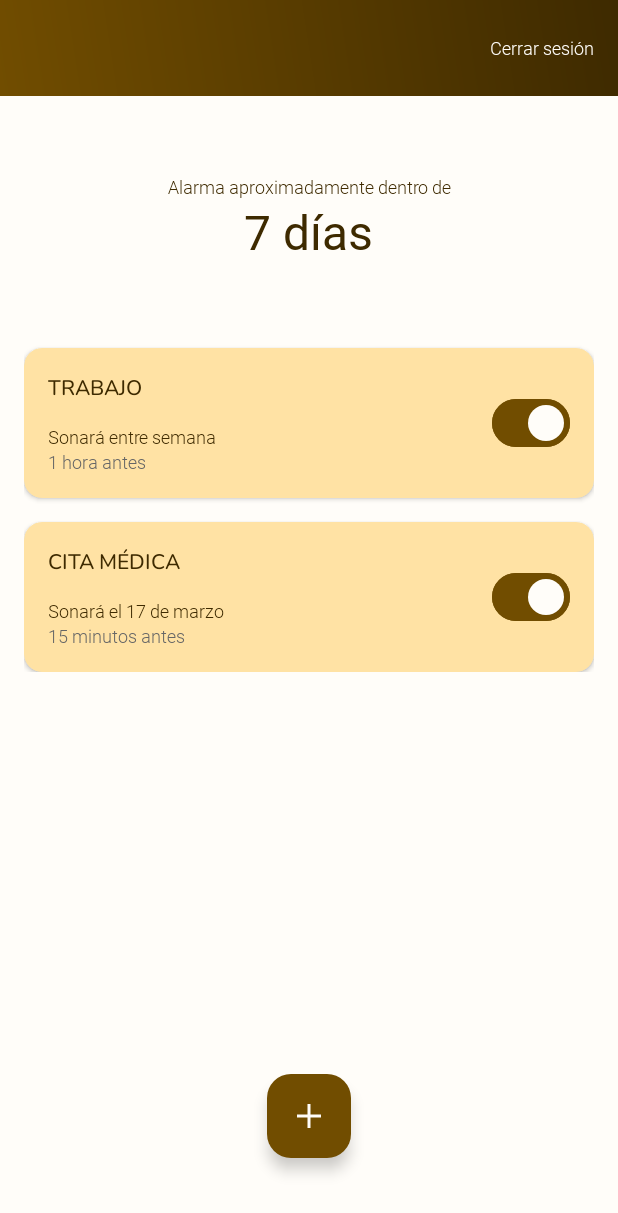
After one commit to Molvilada/MISW4302-2024-11-EQUIPO10-DepartTime-Mobile, an Android app: the AlarmsListActivity screen opened directly, with no data from a screen before it, on a phone screen of 412 x 824 dp. The commit adds this screen. Shown: the top 1213 px of the screen. Run offline under Robolectric (Android 15) with nearby library versions, the phone set to English and light mode, and no system bars.

Commit message:
:sparkles: alarms list

```diff
--- /dev/null
+++ b/app/src/main/java/com/misoux/departtime/AlarmsListActivity.kt
@@ -0,0 +1,18 @@
+package com.misoux.departtime
+
+import androidx.appcompat.app.AppCompatActivity
+import android.os.Bundle
+
+class AlarmsListActivity : AppCompatActivity() {
+    override fun onCreate(savedInstanceState: Bundle?) {
+        super.onCreate(savedInstanceState)
+        setContentView(R.layout.activity_alarms_list)
+
+        if (savedInstanceState == null) {
+            val toolbarFragment = ToolbarFragment()
+            supportFragmentManager.beginTransaction()
+                .add(R.id.toolbar_fragment_container, toolbarFragment)
+                .commit()
+        }
+    }
+}
--- a/app/src/main/java/com/misoux/departtime/MainActivity.kt
+++ b/app/src/main/java/com/misoux/departtime/MainActivity.kt
@@ -2,10 +2,24 @@ package com.misoux.departtime
 
 import androidx.appcompat.app.AppCompatActivity
 import android.os.Bundle
+import android.widget.Button
+import android.content.Intent
+
 
 class MainActivity : AppCompatActivity() {
     override fun onCreate(savedInstanceState: Bundle?) {
         super.onCreate(savedInstanceState)
         setContentView(R.layout.activity_main)
+
+        // Encuentra el botón por su ID
+        val botonIniciarSesion = findViewById<Button>(R.id.login_button)
+
+        // Establece un listener para manejar el evento de clic
+        botonIniciarSesion.setOnClickListener {
+            // Crea un Intent para abrir la NuevaActivity
+            val intent = Intent(this, AlarmsListActivity::class.java)
+            // Inicia la actividad
+            startActivity(intent)
+        }
     }
 }
--- /dev/null
+++ b/app/src/main/java/com/misoux/departtime/ToolbarFragment.kt
@@ -0,0 +1,40 @@
+package com.misoux.departtime
+
+import android.content.Intent
+import android.os.Bundle
+import androidx.fragment.app.Fragment
+import android.view.LayoutInflater
+import android.view.View
+import android.view.ViewGroup
+import android.widget.Button
+import android.widget.TextView
+
+class ToolbarFragment : Fragment() {
+
+    override fun onCreateView(
+        inflater: LayoutInflater, container: ViewGroup?,
+        savedInstanceState: Bundle?
+    ): View? {
+        // Inflate the layout for this fragment
+        return inflater.inflate(R.layout.fragment_toolbar, container, false)
+    }
+
+    override fun onViewCreated(view: View, savedInstanceState: Bundle?) {
+        super.onViewCreated(view, savedInstanceState)
+
+        // Encuentra el botón de cerrar sesión y establece un ClickListener
+        view.findViewById<TextView>(R.id.tvCerrarSesion).setOnClickListener {
+            logout()
+        }
+    }
+
+    private fun logout() {
+        // Aquí puedes agregar la lógica para limpiar cualquier dato de sesión o preferencias
+        // ...
+
+        // Inicia MainActivity y limpia la pila de backstack para que el usuario no pueda volver a esta actividad
+        val intent = Intent(activity, MainActivity::class.java)
+        intent.flags = Intent.FLAG_ACTIVITY_NEW_TASK or Intent.FLAG_ACTIVITY_CLEAR_TASK
+        startActivity(intent)
+    }
+}
--- /dev/null
+++ b/app/src/main/res/color/selector_switch_decoration_track.xml
@@ -0,0 +1,5 @@
+<?xml version="1.0" encoding="utf-8"?>
+<selector xmlns:android="http://schemas.android.com/apk/res/android">
+    <item android:color="@color/primary" android:state_checked="true"/>
+    <item android:color="@color/onPrimaryContainer"/>
+</selector>
--- /dev/null
+++ b/app/src/main/res/color/selector_switch_thumb.xml
@@ -0,0 +1,5 @@
+<?xml version="1.0" encoding="utf-8"?>
+<selector xmlns:android="http://schemas.android.com/apk/res/android">
+    <item android:color="@color/onPrimary" android:state_checked="true"/>
+    <item android:color="@color/onPrimaryContainer"/>
+</selector>
--- /dev/null
+++ b/app/src/main/res/color/selector_switch_track.xml
@@ -0,0 +1,5 @@
+<?xml version="1.0" encoding="utf-8"?>
+<selector xmlns:android="http://schemas.android.com/apk/res/android">
+    <item android:color="@color/primary" android:state_checked="true"/>
+    <item android:color="@color/surfaceContainerHighest"/>
+</selector>
--- /dev/null
+++ b/app/src/main/res/drawable/degrade.xml
@@ -0,0 +1,9 @@
+<?xml version="1.0" encoding="utf-8"?>
+<shape xmlns:android="http://schemas.android.com/apk/res/android">
+    <gradient
+        android:startColor="@color/primary"
+        android:endColor="@color/onPrimaryContainer"
+        android:angle="45"
+        android:type="linear" />
+
+</shape>
--- /dev/null
+++ b/app/src/main/res/drawable/plus_icon.xml
@@ -0,0 +1,9 @@
+<vector xmlns:android="http://schemas.android.com/apk/res/android"
+    android:width="24dp"
+    android:height="24dp"
+    android:viewportWidth="24"
+    android:viewportHeight="24">
+  <path
+      android:pathData="M20,13H13V20H11V13H4V11H11V4H13V11H20V13Z"
+      android:fillColor="#FFFDF9"/>
+</vector>
--- /dev/null
+++ b/app/src/main/res/layout/activity_alarms_list.xml
@@ -0,0 +1,196 @@
+<?xml version="1.0" encoding="utf-8"?>
+<androidx.constraintlayout.widget.ConstraintLayout xmlns:android="http://schemas.android.com/apk/res/android"
+    xmlns:app="http://schemas.android.com/apk/res-auto"
+    xmlns:tools="http://schemas.android.com/tools"
+    android:layout_width="match_parent"
+    android:layout_height="match_parent"
+    tools:context=".AlarmsListActivity"
+    android:backgroundTint="@color/onPrimary"
+    android:background="@color/onPrimary">
+
+    <FrameLayout
+        android:id="@+id/toolbar_fragment_container"
+        android:layout_width="match_parent"
+        android:layout_height="wrap_content"
+        app:layout_constraintTop_toTopOf="parent"
+        android:maxHeight="64dp">
+    </FrameLayout>
+    <!-- Contador de días -->
+    <LinearLayout
+        android:layout_width="match_parent"
+        android:layout_height="wrap_content"
+        android:orientation="vertical"
+        android:paddingHorizontal="16dp"
+        app:layout_constraintTop_toBottomOf="@id/toolbar_fragment_container"
+        android:layout_marginTop="52dp"
+        >
+    <TextView
+        android:id="@+id/will_sound"
+        android:layout_width="wrap_content"
+        android:layout_height="wrap_content"
+        style="@style/BodySmall"
+        android:gravity="center"
+        android:text="Alarma aproximadamente dentro de"
+        android:layout_gravity="center_horizontal"/>
+    <TextView
+        android:id="@+id/count_down"
+        android:layout_width="wrap_content"
+        android:layout_height="wrap_content"
+        android:textSize="32sp"
+        style="@style/LabelLarge"
+        app:layout_constraintTop_toBottomOf="@id/will_sound"
+        app:layout_constraintStart_toStartOf="parent"
+        app:layout_constraintEnd_toEndOf="parent"
+        android:gravity="center"
+        android:text="7 días"
+        android:layout_gravity="center_horizontal"
+        />
+
+    <!-- Detalles de la alarma -->
+    <androidx.cardview.widget.CardView
+        android:id="@+id/card_alarm_2"
+        android:layout_width="match_parent"
+        android:layout_height="wrap_content"
+        android:layout_marginTop="56dp"
+        app:cardCornerRadius="12dp"
+        app:layout_constraintTop_toBottomOf="@id/count_down"
+        app:layout_constraintStart_toStartOf="parent"
+        app:layout_constraintEnd_toEndOf="parent"
+        android:backgroundTint="@color/surface"
+        android:paddingHorizontal="20dp"
+        android:paddingTop="11dp"
+        android:paddingBottom="14dp"
+        >
+
+        <LinearLayout
+            android:layout_width="match_parent"
+            android:layout_height="wrap_content"
+            android:orientation="horizontal"
+            android:padding="16dp">
+
+            <LinearLayout
+                android:layout_width="0dp"
+                android:layout_weight="1"
+                android:layout_height="wrap_content"
+                android:orientation="vertical">
+                <TextView
+                    android:layout_width="match_parent"
+                    android:layout_height="wrap_content"
+                    style="@style/HeadlineAlarm"
+                    android:text="TRABAJO" />
+
+                <TextView
+                    android:layout_width="match_parent"
+                    android:layout_height="wrap_content"
+                    android:text="Sonará entre semana"
+                    android:paddingTop="14dp"
+                    style="@style/BodySmall"/>
+                <TextView
+                    android:layout_width="match_parent"
+                    android:layout_height="wrap_content"
+                    android:text="1 hora antes"
+                    style="@style/BodySmall"
+                    android:textColor="@color/gray"/>
+            </LinearLayout>
+            <LinearLayout
+                android:layout_width="wrap_content"
+                android:layout_height="wrap_content"
+                android:orientation="vertical"
+                android:layout_gravity="center">
+                <com.google.android.material.materialswitch.MaterialSwitch
+                    android:id="@+id/switch_alarm_2"
+                    android:layout_width="wrap_content"
+                    android:layout_height="wrap_content"
+                    app:switchMinWidth="52dp"
+                    android:checked="true"
+                    app:thumbTint="@color/selector_switch_thumb"
+                    app:trackTint="@color/selector_switch_track"
+                    app:trackDecorationTint="@color/selector_switch_decoration_track"/>
+            </LinearLayout>
+        </LinearLayout>
+    </androidx.cardview.widget.CardView>
+    <androidx.cardview.widget.CardView
+        android:id="@+id/card_alarm"
+        android:layout_width="match_parent"
+        android:layout_height="wrap_content"
+        android:layout_marginTop="16dp"
+        app:cardCornerRadius="12dp"
+        app:layout_constraintTop_toBottomOf="@id/count_down"
+        app:layout_constraintStart_toStartOf="parent"
+        app:layout_constraintEnd_toEndOf="parent"
+        android:backgroundTint="@color/surface"
+        android:paddingHorizontal="20dp"
+        android:paddingTop="11dp"
+        android:paddingBottom="14dp"
+        >
+
+        <LinearLayout
+            android:layout_width="match_parent"
+            android:layout_height="wrap_content"
+            android:orientation="horizontal"
+            android:padding="16dp">
+
+            <LinearLayout
+                android:layout_width="0dp"
+                android:layout_weight="1"
+                android:layout_height="wrap_content"
+                android:orientation="vertical">
+                <TextView
+                    android:layout_width="match_parent"
+                    android:layout_height="wrap_content"
+                    style="@style/HeadlineAlarm"
+                    android:text="CITA MÉDICA"
+                    android:textAppearance="@style/TextAppearance.AppCompat.Medium"/>
+
+                <TextView
+                    android:layout_width="match_parent"
+                    android:layout_height="wrap_content"
+                    android:text="Sonará el 17 de marzo"
+                    android:paddingTop="14dp"
+                    style="@style/BodySmall"/>
+                <TextView
+                    android:layout_width="match_parent"
+                    android:layout_height="wrap_content"
+                    android:text="15 minutos antes"
+                    style="@style/BodySmall"
+                    android:textColor="@color/gray"/>
+            </LinearLayout>
+            <LinearLayout
+                android:layout_width="wrap_content"
+                android:layout_height="wrap_content"
+                android:orientation="vertical"
+                android:layout_gravity="center">
+                <com.google.android.material.materialswitch.MaterialSwitch
+                    android:id="@+id/switch_alarm"
+                    android:layout_width="wrap_content"
+                    android:layout_height="wrap_content"
+                    app:switchMinWidth="52dp"
+                    android:checked="true"
+                    app:thumbTint="@color/selector_switch_thumb"
+                    app:trackTint="@color/selector_switch_track"
+                    app:trackDecorationTint="@color/selector_switch_decoration_track"/>
+            </LinearLayout>
+        </LinearLayout>
+    </androidx.cardview.widget.CardView>
+
+
+
+    </LinearLayout>
+    <!-- Botón para agregar nueva alarma -->
+    <com.google.android.material.floatingactionbutton.FloatingActionButton
+        android:id="@+id/add_alarm"
+        android:layout_width="wrap_content"
+        android:layout_height="wrap_content"
+        android:clickable="true"
+        android:focusable="true"
+        android:backgroundTint="@color/primary"
+        app:layout_constraintBottom_toBottomOf="parent"
+        app:layout_constraintStart_toStartOf="parent"
+        app:layout_constraintEnd_toEndOf="parent"
+        android:layout_marginBottom="52dp"
+        app:fabSize="normal"
+        app:srcCompat="@drawable/plus_icon"
+        app:tint="@null"
+        />
+
+</androidx.constraintlayout.widget.ConstraintLayout>
--- a/app/src/main/res/layout/activity_main.xml
+++ b/app/src/main/res/layout/activity_main.xml
@@ -3,7 +3,9 @@
     xmlns:app="http://schemas.android.com/apk/res-auto"
     xmlns:tools="http://schemas.android.com/tools"
     android:layout_width="match_parent"
-    android:layout_height="match_parent">
+    android:layout_height="match_parent"
+    android:backgroundTint="@color/onPrimary"
+    android:background="@color/onPrimary">
 
     <!-- Fondo superior (marrón) con logo y campos de texto -->
     <LinearLayout
@@ -33,7 +35,6 @@
             style="@style/HeadlineSmallDark"
             android:layout_width="wrap_content"
             android:layout_height="wrap_content"
-            android:layout_below="@id/logo_image"
             android:text="@string/login"
             android:textColor="@color/onPrimary"
             android:textSize="24sp"
@@ -45,7 +46,6 @@
             style="@style/CustomTextInputLayoutStyleDark"
             android:layout_width="match_parent"
             android:layout_height="wrap_content"
-            android:layout_below="@id/login_text"
             android:layout_marginTop="32dp"
             android:hint="@string/username_input">
 
@@ -62,7 +62,6 @@
             style="@style/CustomTextInputLayoutStyleDark"
             android:layout_width="match_parent"
             android:layout_height="wrap_content"
-            android:layout_below="@id/username_layout"
             android:layout_marginTop="20dp"
             android:hint="@string/password_input"
             app:endIconMode="password_toggle"
@@ -93,7 +92,7 @@
         app:layout_constraintTop_toBottomOf="@+id/brown_background">
 
         <!-- Botón de inicio de sesión -->
-        <Button
+        <com.google.android.material.button.MaterialButton
             android:id="@+id/login_button"
             style="@style/ButtonPrimary"
             android:layout_height="50dp"
--- /dev/null
+++ b/app/src/main/res/layout/fragment_toolbar.xml
@@ -0,0 +1,27 @@
+<?xml version="1.0" encoding="utf-8"?>
+<LinearLayout xmlns:android="http://schemas.android.com/apk/res/android"
+    xmlns:app="http://schemas.android.com/apk/res-auto"
+    android:layout_width="match_parent"
+    android:layout_height="match_parent"
+    android:orientation="vertical">
+
+    <androidx.appcompat.widget.Toolbar xmlns:android="http://schemas.android.com/apk/res/android"
+        android:id="@+id/toolbar"
+        android:layout_width="match_parent"
+        android:layout_height="64dp"
+        android:background="@drawable/degrade"
+        android:theme="@style/ThemeOverlay.AppCompat.ActionBar"
+        android:popupTheme="@style/ThemeOverlay.AppCompat.Light">
+        <TextView
+            android:id="@+id/tvCerrarSesion"
+            style="@style/BodySmall"
+            android:layout_width="wrap_content"
+            android:layout_height="match_parent"
+            android:layout_gravity="end"
+            android:gravity="center_vertical"
+            android:paddingEnd="16dp"
+            android:text="@string/logout_action"
+            android:textColor="@color/onPrimary"/>
+    </androidx.appcompat.widget.Toolbar>
+
+</LinearLayout>
--- a/app/src/main/res/values-night/themes.xml
+++ /dev/null
@@ -1,7 +0,0 @@
-<resources xmlns:tools="http://schemas.android.com/tools">
-    <!-- Base application theme. -->
-    <style name="Base.Theme.MyApplication" parent="Theme.Material3.DayNight.NoActionBar">
-        <!-- Customize your dark theme here. -->
-        <!-- <item name="colorPrimary">@color/my_dark_primary</item> -->
-    </style>
-</resources>
--- a/app/src/main/res/values/colors.xml
+++ b/app/src/main/res/values/colors.xml
@@ -4,4 +4,7 @@
     <color name="onPrimary">#FFFDF9</color>
     <color name="primary">#714D00</color>
     <color name="white">#FFFFFF</color>
+    <color name="surface">#FFE2A4</color>
+    <color name="surfaceContainerHighest">#FFF2D7</color>
+    <color name="gray">#666666</color>
 </resources>
--- a/app/src/main/res/values/strings.xml
+++ b/app/src/main/res/values/strings.xml
@@ -5,4 +5,7 @@
     <string name="login">Iniciar sesión</string>
     <string name="no_account">¿No tienes cuenta?</string>
     <string name="signin_action">Regístrate</string>
+    <string name="logout_action">Cerrar sesión</string>
+    <!-- TODO: Remove or change this placeholder text -->
+    <string name="hello_blank_fragment">Hello blank fragment</string>
 </resources>
--- a/app/src/main/res/values/styles.xml
+++ b/app/src/main/res/values/styles.xml
@@ -4,6 +4,13 @@
         <item name="android:fontFamily">@font/nunito_medium</item>
         <item name="android:textSize">24sp</item>
         <item name="android:textAllCaps">true</item>
+    </style>
+
+    <style name="HeadlineAlarm">
+        <item name="android:fontFamily">@font/nunito_medium</item>
+        <item name="android:textSize">14sp</item>
+        <item name="android:textAllCaps">true</item>
+        <item name="android:textColor">@color/onPrimaryContainer</item>
     </style>
 
     <style name="BodyLargeDark">
--- a/app/src/main/res/values/themes.xml
+++ b/app/src/main/res/values/themes.xml
@@ -3,6 +3,7 @@
     <style name="Base.Theme.MyApplication" parent="Theme.Material3.DayNight.NoActionBar">
         <!-- Customize your light theme here. -->
         <!-- <item name="colorPrimary">@color/my_light_primary</item> -->
+        <item name="android:fontFamily">@font/roboto_light</item>
     </style>
 
     <style name="Theme.MyApplication" parent="Base.Theme.MyApplication" />
```
Also changed, not shown: app/src/main/AndroidManifest.xml (+5 -2 lines).
